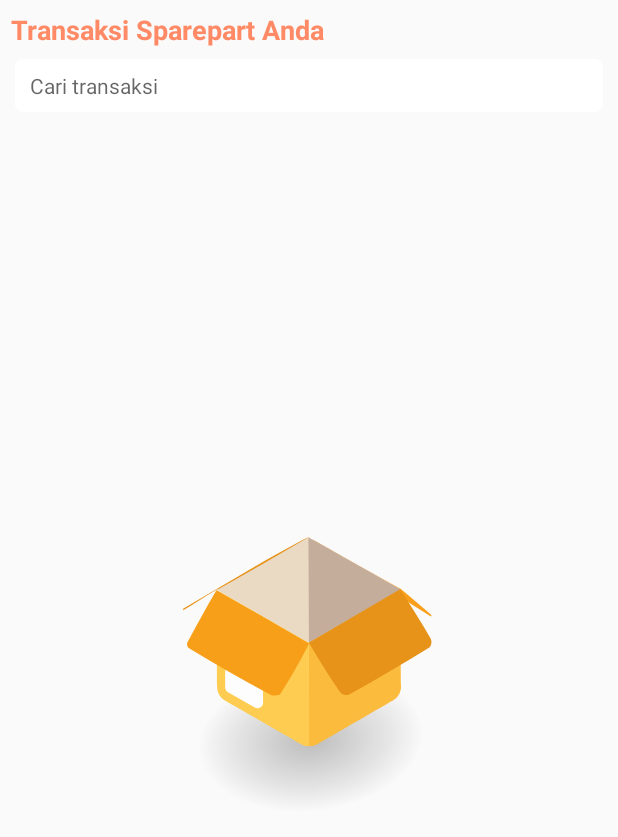
After one commit to ArifGlory/KangService, an Android app: the TransaksiSparepartActivity screen opened directly, with no data from a screen before it, on a phone screen of 412 x 824 dp. The commit adds this screen. Shown: the top 837 px of the screen. Run offline under Robolectric (Android 15) with nearby library versions, the phone set to English and light mode, and no system bars; our stand-ins replace Firebase (no records; nobody signed in at launch, a user with empty details on screens opened directly); libraries missing offline, so code that uses them is left out: cn.pedant, es.dmoral.toasty; 3 statements that could not run were skipped.

Commit message:
working on fitur pesanan user

```diff
--- a/app/src/main/java/com/tapisdev/kangservice/activity/pengguna/HomePenggunaActivity.kt
+++ b/app/src/main/java/com/tapisdev/kangservice/activity/pengguna/HomePenggunaActivity.kt
@@ -29,6 +29,10 @@ class HomePenggunaActivity : BaseActivity() {
             val i = Intent(this, CartSparepartActivity::class.java)
             startActivity(i)
         }
+        rlTransaksi.setOnClickListener {
+            val i = Intent(this, JenisTransaksiActivity::class.java)
+            startActivity(i)
+        }
 
         updateUI()
     }
--- /dev/null
+++ b/app/src/main/java/com/tapisdev/kangservice/activity/pengguna/TransaksiSparepartActivity.kt
@@ -0,0 +1,86 @@
+package com.tapisdev.kangservice.activity.pengguna
+
+import androidx.appcompat.app.AppCompatActivity
+import android.os.Bundle
+import android.util.Log
+import android.view.View
+import androidx.core.widget.doOnTextChanged
+import androidx.recyclerview.widget.LinearLayoutManager
+import androidx.recyclerview.widget.RecyclerView
+import com.tapisdev.PesananPesanan.adapter.AdapterPesananUser
+import com.tapisdev.cateringtenda.base.BaseActivity
+import com.tapisdev.kangservice.R
+import com.tapisdev.kangservice.model.Layanan
+import com.tapisdev.kangservice.model.Pesanan
+import kotlinx.android.synthetic.main.activity_list_layanan_user.*
+import kotlinx.android.synthetic.main.activity_transaksi_sparepart.*
+
+class TransaksiSparepartActivity : BaseActivity() {
+
+    lateinit var adapter: AdapterPesananUser
+
+    var TAG_GET = "getTransaksi"
+    var listPesanan = ArrayList<Pesanan>()
+
+
+    override fun onCreate(savedInstanceState: Bundle?) {
+        super.onCreate(savedInstanceState)
+        setContentView(R.layout.activity_transaksi_sparepart)
+
+        adapter = AdapterPesananUser(listPesanan)
+        rvPesananUser.setHasFixedSize(true)
+        rvPesananUser.layoutManager = LinearLayoutManager(this) as RecyclerView.LayoutManager?
+        rvPesananUser.adapter = adapter
+
+        edSearchPesananUser.doOnTextChanged { text, start, before, count ->
+            var query = text.toString().toLowerCase().trim()
+            var listSearchPesanan = ArrayList<Pesanan>()
+
+            for (c in 0 until listPesanan.size){
+                var tanggal = listPesanan.get(c).tanggalPesan.toString().toLowerCase().trim()
+                var alamat = listPesanan.get(c).alamat.toString().toLowerCase().trim()
+
+                tanggal = convertDate(tanggal)
+
+                if (tanggal.contains(query) || alamat.contains(query)){
+                    listSearchPesanan.add(listPesanan.get(c))
+                }
+            }
+
+            adapter = AdapterPesananUser(listSearchPesanan)
+            rvPesananUser.layoutManager = LinearLayoutManager(this)
+            rvPesananUser.adapter = adapter
+            adapter.notifyDataSetChanged()
+        }
+
+
+        getDataMyPesanan()
+    }
+
+    fun getDataMyPesanan(){
+        pesanananRef.get().addOnSuccessListener { result ->
+            listPesanan.clear()
+            //Log.d(TAG_GET_Sparepart," datanya "+result.documents)
+            for (document in result){
+                //Log.d(TAG_GET_Sparepart, "Datanya : "+document.data)
+                var pesanan : Pesanan = document.toObject(Pesanan::class.java)
+                pesanan.pesananId = document.id
+                if (pesanan.idUser.equals(auth.currentUser?.uid)){
+                    listPesanan.add(pesanan)
+                }
+            }
+            if (listPesanan.size == 0){
+                animation_view_pesanan.setAnimation(R.raw.empty_box)
+                animation_view_pesanan.playAnimation()
+                animation_view_pesanan.loop(false)
+            }else{
+                animation_view_pesanan.visibility = View.INVISIBLE
+            }
+            adapter.notifyDataSetChanged()
+
+        }.addOnFailureListener { exception ->
+            showErrorMessage("terjadi kesalahan : "+exception.message)
+            Log.d(TAG_GET,"err : "+exception.message)
+        }
+    }
+}
--- /dev/null
+++ b/app/src/main/res/layout/activity_transaksi_sparepart.xml
@@ -0,0 +1,58 @@
+<?xml version="1.0" encoding="utf-8"?>
+<RelativeLayout xmlns:android="http://schemas.android.com/apk/res/android"
+    xmlns:app="http://schemas.android.com/apk/res-auto"
+    xmlns:tools="http://schemas.android.com/tools"
+    android:layout_width="match_parent"
+    android:layout_height="match_parent">
+
+    <TextView
+        android:id="@+id/tvTitle"
+        android:layout_below="@+id/ivLogo"
+        android:layout_width="wrap_content"
+        android:layout_height="wrap_content"
+        android:layout_margin="7dp"
+        android:textStyle="bold"
+        android:text="Transaksi Sparepart Anda"
+        android:textColor="@color/colorPrimary"
+        android:textSize="18sp"
+        tools:ignore="MissingPrefix" />
+
+    <EditText
+        android:id="@+id/edSearchPesananUser"
+        android:layout_below="@+id/tvTitle"
+        android:layout_width="match_parent"
+        android:layout_height="35dp"
+        android:layout_marginLeft="10sp"
+        android:layout_marginRight="10sp"
+        android:background="@drawable/bg_corner_white_10"
+        android:hint="Cari transaksi"
+        android:inputType="text"
+        android:imeOptions="actionGo"
+        android:paddingLeft="10sp"
+        android:maxLines="1"
+        android:paddingRight="10sp"
+        android:textSize="14sp" />
+
+    <androidx.recyclerview.widget.RecyclerView
+        android:id="@+id/rvPesananUser"
+        android:layout_below="@+id/edSearchPesananUser"
+        android:layout_marginTop="10dp"
+        android:layout_width="match_parent"
+        android:layout_height="match_parent"
+        android:clipToPadding="false"
+        android:scrollbars="vertical" />
+
+    <com.airbnb.lottie.LottieAnimationView
+        android:id="@+id/animation_view_pesanan"
+        android:layout_width="match_parent"
+        android:layout_height="300dp"
+        android:layout_marginTop="40dp"
+        android:layout_margin="15dp"
+        android:layout_centerInParent="true"
+        android:layout_centerHorizontal="true"
+        app:lottie_rawRes="@raw/water_loading"
+        app:lottie_loop="true"
+        app:lottie_autoPlay="true" />
+
+
+</RelativeLayout>
```
Also changed, not shown: app/src/main/AndroidManifest.xml (+6 -1 lines), app/src/main/java/com/tapisdev/kangservice/activity/pengguna/JenisTransaksiActivity.kt (added, +27 -0 lines), app/src/main/java/com/tapisdev/kangservice/adapter/AdapterPesananUser.kt (added, +67 -0 lines), app/src/main/res/layout/activity_jenis_transaksi.xml (added, +100 -0 lines), app/src/main/res/layout/item_pesanan_user.xml (added, +85 -0 lines).
